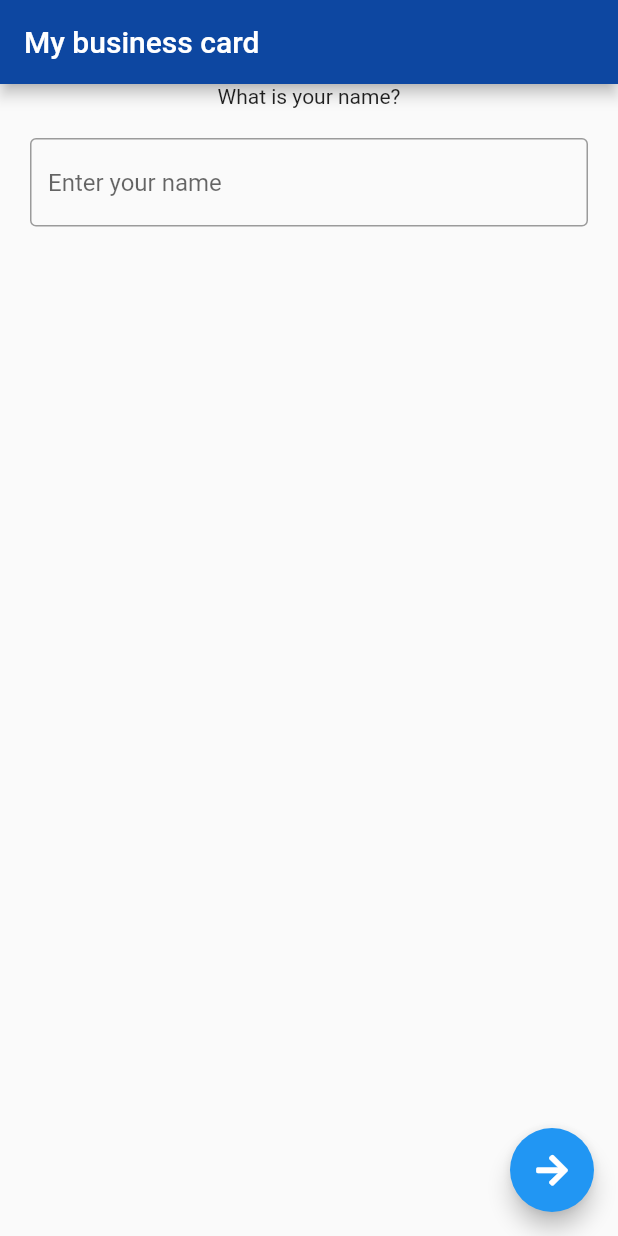
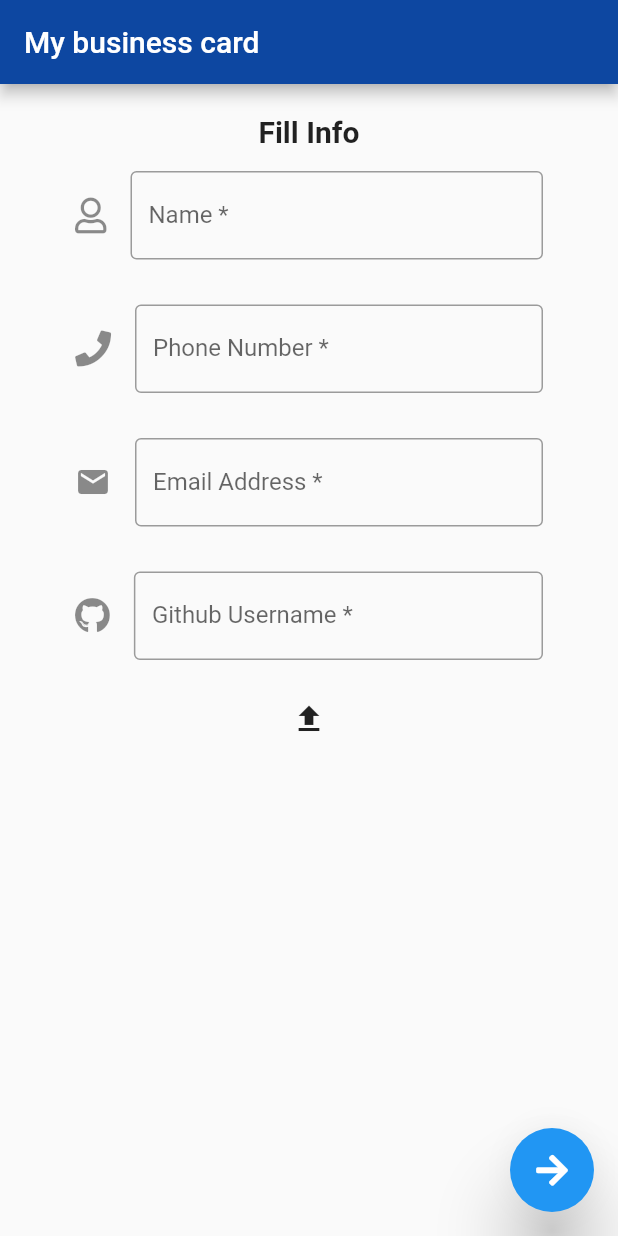
Before and after one commit to JustinYuYou/businese_card, a Flutter app: the screen it shows after launch, on a phone screen of 412 x 824 dp. Run offline on Flutter 3.47's test engine with Material 2 defaults, Android fonts, the phone set to English and light mode, and no system bars; our stand-ins replace font_awesome_flutter.

Commit message:
Allow the user to type personal info and passed to display page Now will be working on uploading files

```diff
--- /dev/null
+++ b/lib/InfoPage.dart
@@ -0,0 +1,110 @@
+import 'package:flutter/cupertino.dart';
+import 'package:flutter/material.dart';
+import 'package:font_awesome_flutter/font_awesome_flutter.dart';
+
+import 'HomePage.dart';
+
+class InfoPage extends StatefulWidget {
+  @override
+  _InfoPageState createState() => _InfoPageState();
+}
+
+class _InfoPageState extends State<InfoPage> {
+  final nameController = TextEditingController();
+  final phoneController = TextEditingController();
+  final mailController = TextEditingController();
+  final gitController = TextEditingController();
+
+  final _formKey = GlobalKey<FormState>();
+
+  Widget customizedTextInput(String hint, String text, IconData icon,
+      TextEditingController controller) {
+    return Padding(
+      padding: EdgeInsets.symmetric(vertical: 15.0, horizontal: 30.0),
+      child: TextFormField(
+        controller: controller,
+        decoration: InputDecoration(
+          border: OutlineInputBorder(),
+          hintText: text,
+          labelText: '$hint *',
+          icon: FaIcon(icon),
+        ),
+        onChanged: (input) {
+          setState(() {});
+          print(controller.text);
+        },
+        validator: (input) => input.isEmpty ? "Please enter $hint" : null,
+        onSaved: (_str) => controller.text = _str,
+      ),
+    );
+  }
+
+  @override
+  Widget build(BuildContext context) {
+    return MaterialApp(
+      home: Scaffold(
+        appBar: AppBar(
+          title: Text(
+            'My business card',
+          ),
+          backgroundColor: Colors.blue.shade900,
+        ),
+        body: Form(
+          key: _formKey,
+          child: SingleChildScrollView(
+            padding: EdgeInsets.all(20.0),
+            child: Column(
+              mainAxisAlignment: MainAxisAlignment.center,
+              children: <Widget>[
+                Text(
+                  "Fill Info",
+                  style: TextStyle(
+                    fontSize: 20.0,
+                    fontWeight: FontWeight.bold,
+                  ),
+                ),
+                customizedTextInput('Name', 'Enter your name',
+                    FontAwesomeIcons.user, nameController),
+                customizedTextInput('Phone Number', 'Enter your phone number',
+                    FontAwesomeIcons.phone, phoneController),
+                customizedTextInput('Email Address', 'Enter your email address',
+                    Icons.mail, mailController),
+                customizedTextInput(
+                    'Github Username',
+                    'Enter your github username',
+                    FontAwesomeIcons.github,
+                    gitController),
+                IconButton(
+                  icon: Icon(Icons.file_upload),
+                  onPressed: () {},
+                )
+              ],
+            ),
+          ),
+        ),
+        floatingActionButton: FloatingActionButton(
+          elevation: 20,
+          onPressed: () {
+            var form = _formKey.currentState;
+
+            if (form.validate()) {
+              form.save();
+              Navigator.pushReplacement(
+                context,
+                MaterialPageRoute(
+                    builder: (context) => MyHomePage(
+                        nameController.text,
+                        gitController.text,
+                        phoneController.text,
+                        mailController.text)),
+              );
+            }
+          },
+          child: FaIcon(
+            FontAwesomeIcons.arrowRight,
+          ),
+        ),
+      ),
+    );
+  }
+}
--- a/lib/main.dart
+++ b/lib/main.dart
@@ -1,8 +1,7 @@
 import 'package:flutter/cupertino.dart';
 import 'package:flutter/material.dart';
-import 'package:flutter/services.dart';
-import 'package:font_awesome_flutter/font_awesome_flutter.dart';
-import 'package:url_launcher/url_launcher.dart';
+
+import 'package:profilproject/InfoPage.dart';
 
 void main() {
   runApp(MyApp());
@@ -20,141 +19,3 @@ class MyApp extends StatelessWidget {
     );
   }
 }
-
-class MyHomePage extends StatefulWidget {
-  final String username;
-  MyHomePage(this.username);
-
-  @override
-  _MyHomePageState createState() => _MyHomePageState();
-}
-
-class _MyHomePageState extends State<MyHomePage> {
-  String imageURL = 'images/profile.jpg';
-  String githubUserName = 'JustinYuYou';
-  String phoneNumber = '2083922466';
-  String emailAddress = 'chentingyu0117@gmail.com';
-
-  @override
-  Widget build(BuildContext context) {
-    return Scaffold(
-      appBar: AppBar(
-        title: Text('Profile'),
-        backgroundColor: Colors.blue.shade900,
-      ),
-      body: Center(
-        child: Column(
-          mainAxisAlignment: MainAxisAlignment.center,
-          children: <Widget>[
-            CircleAvatar(
-              backgroundImage: AssetImage(imageURL),
-              radius: 70.0,
-            ),
-            Text(
-              widget.username,
-              style: TextStyle(
-                  fontSize: 30.0,
-                  fontWeight: FontWeight.bold,
-                  fontFamily: 'DancingScript-VariableFont_wght'),
-            ),
-            Padding(
-              padding: const EdgeInsets.fromLTRB(30.0, 30, 30, 0),
-              child: Card(
-                child: ListTile(
-                  leading: Icon(Icons.email),
-                  title: Text(emailAddress),
-                  onTap: () {
-                    launch('mailto:$emailAddress');
-                  },
-                ),
-              ),
-            ),
-            Padding(
-              padding: const EdgeInsets.fromLTRB(30.0, 15.0, 30.0, 30.0),
-              child: Card(
-                child: ListTile(
-                  leading: Icon(Icons.phone),
-                  title: Text(phoneNumber),
-                  onTap: () {
-                    launch('tel:$phoneNumber');
-                  },
-                ),
-              ),
-            ),
-            Row(
-              mainAxisAlignment: MainAxisAlignment.center,
-              children: <Widget>[
-                IconButton(
-                  onPressed: () =>
-                      _launchURL('https://github.com/$githubUserName'),
-                  icon: FaIcon(FontAwesomeIcons.github),
-                  tooltip: 'Go to my github',
-                ),
-                IconButton(
-                  icon: FaIcon(FontAwesomeIcons.facebook),
-                  tooltip: 'Go to my facebook',
-                ),
-              ],
-            )
-          ],
-        ),
-      ),
-    );
-  }
-
-  void _launchURL(String url) async {
-    if (await canLaunch(url)) {
-      await launch(url);
-    } else {
-      throw 'Could not launch $url';
-    }
-  }
-}
-
-class InfoPage extends StatelessWidget {
-  final myController = TextEditingController();
-
-  @override
-  Widget build(BuildContext context) {
-    return MaterialApp(
-      home: Scaffold(
-        appBar: AppBar(
-          title: Text('My business card'),
-          backgroundColor: Colors.blue.shade900,
-        ),
-        body: Center(
-          child: Column(
-            children: <Widget>[
-              Text('What is your name?'),
-              Padding(
-                padding: EdgeInsets.all(20.0),
-                child: TextField(
-                  controller: myController,
-                  decoration: const InputDecoration(
-                    border: OutlineInputBorder(),
-                    hintText: 'Enter your name',
-                  ),
-                  onChanged: (String value) {
-                    value[0].toUpperCase();
-                  },
-                ),
-              ),
-            ],
-          ),
-        ),
-        floatingActionButton: FloatingActionButton(
-          onPressed: () {
-            Navigator.pushReplacement(
-              context,
-              MaterialPageRoute(
-                  builder: (context) => MyHomePage(myController.text)),
-            );
-          },
-          child: FaIcon(
-            FontAwesomeIcons.arrowRight,
-          ),
-        ),
-      ),
-    );
-  }
-}
```
Also changed, not shown: lib/HomePage.dart (added, +97 -0 lines), 1 other file.
